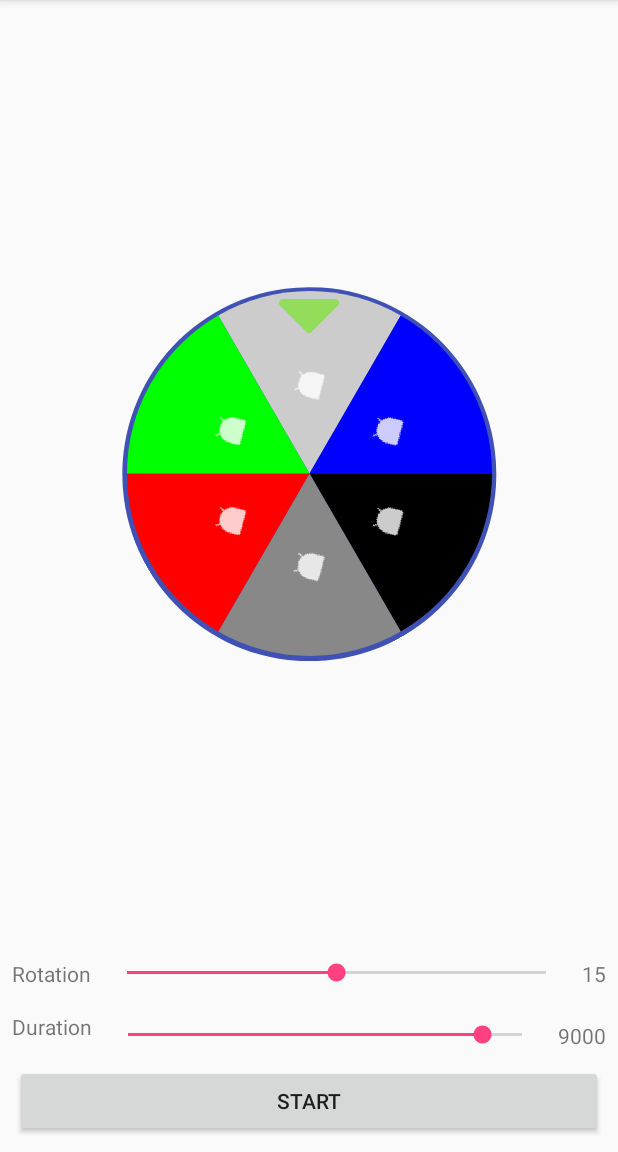
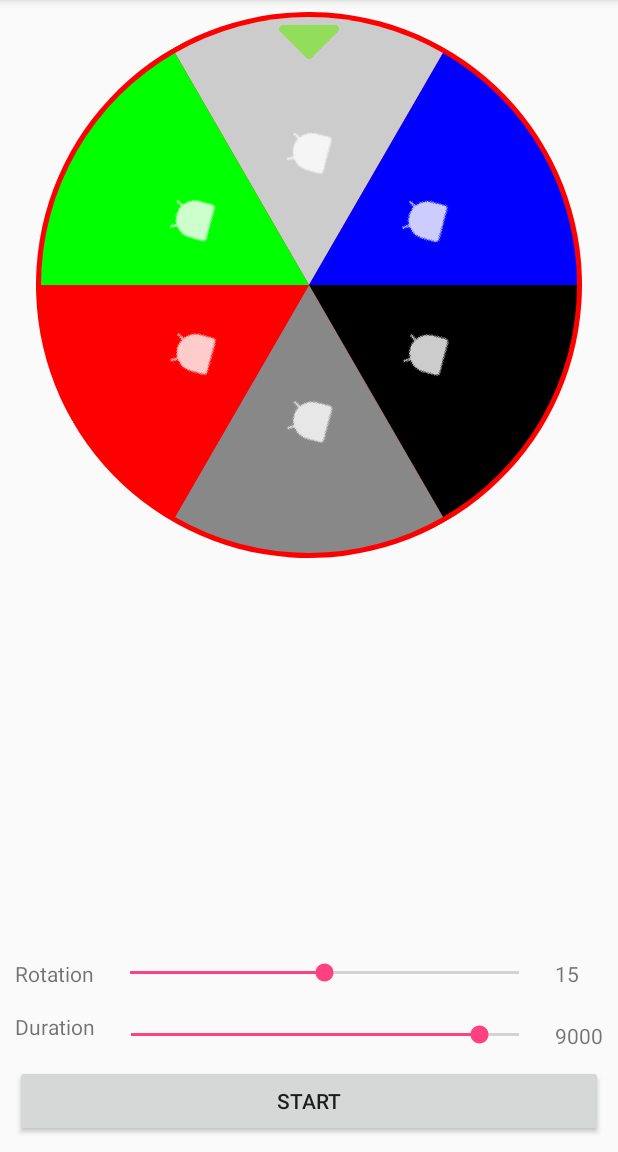
Before and after one commit to mmoamenn/LuckyWheel_Android, an Android app: the screen it shows after launch (MainActivity), on a phone screen of 412 x 824 dp, the part 84-1236 px from its top. Run offline under Robolectric (Android 15) with nearby library versions, the phone set to English and light mode, and no system bars.

Commit message:
Expose new rotation properties through API and attrs

```diff
--- a/app/src/main/java/com/bluehomestudio/luckywheeldemo/MainActivity.java
+++ b/app/src/main/java/com/bluehomestudio/luckywheeldemo/MainActivity.java
@@ -5,11 +5,9 @@ import android.graphics.Color;
 import android.os.Bundle;
 import android.support.v7.app.AppCompatActivity;
 import android.view.View;
-import android.widget.Button;
 import android.widget.SeekBar;
 import android.widget.TextView;
 import android.widget.Toast;
-
 import com.bluehomestudio.luckywheel.LuckyWheel;
 import com.bluehomestudio.luckywheel.OnLuckyWheelReachTheTarget;
 import com.bluehomestudio.luckywheel.WheelItem;
@@ -42,7 +40,7 @@ public class MainActivity extends AppCompatActivity {
 
         final LuckyWheel lw = (LuckyWheel) findViewById(R.id.lwv);
         lw.addWheelItems(wheelItems);
-
+        lw.setWheelBackgoundColor(Color.RED);
         lw.rotateWheelTo(1);
 
         lw.setLuckyWheelReachTheTarget(new OnLuckyWheelReachTheTarget() {
@@ -52,51 +50,46 @@ public class MainActivity extends AppCompatActivity {
             }
         });
 
-        Button start = (Button) findViewById(R.id.start);
-        start.setOnClickListener(new View.OnClickListener() {
+        TextView durationValue = (TextView) findViewById(R.id.durationValue);
+        final SeekBar durationBar = ((SeekBar) findViewById(R.id.duration_bar));
+        durationBar.setOnSeekBarChangeListener(new SynchTextView(durationValue));
+
+        TextView rotationValue = (TextView) findViewById(R.id.rotationValue);
+        final SeekBar rotationBar = ((SeekBar) findViewById(R.id.rotations_bar));
+        rotationBar.setOnSeekBarChangeListener(new SynchTextView(rotationValue));
+
+        findViewById(R.id.start).setOnClickListener(new View.OnClickListener() {
             @Override
             public void onClick(View v) {
+                lw.setRotationTime(durationBar.getProgress());
+                lw.setRotations(rotationBar.getProgress());
                 lw.rotateWheelTo(new Random().nextInt(wheelItems.size()));
             }
         });
+    }
 
-        final TextView durationValue = (TextView) findViewById(R.id.durationValue);
-        ((SeekBar) findViewById(R.id.duration_bar)).setOnSeekBarChangeListener(new SeekBar.OnSeekBarChangeListener() {
+    private static class SynchTextView implements SeekBar.OnSeekBarChangeListener {
+
+        private final TextView textView;
+
+        private SynchTextView(TextView textView) {
+            this.textView = textView;
+        }
+
         @Override
         public void onProgressChanged(SeekBar seekBar, int progress, boolean fromUser) {
-                durationValue.setText(String.valueOf(progress));
+            textView.setText(String.valueOf(seekBar.getProgress()));
         }
 
         @Override
         public void onStartTrackingTouch(SeekBar seekBar) {
-                // ignore
+            // do nothing
         }
 
         @Override
         public void onStopTrackingTouch(SeekBar seekBar) {
-                durationValue.setText(String.valueOf(seekBar.getProgress()));
-                lw.setRotationTime(seekBar.getProgress());
+            textView.setText(String.valueOf(seekBar.getProgress()));
         }
-        });
-
-        final TextView rotationValue = (TextView) findViewById(R.id.rotationValue);
-        ((SeekBar) findViewById(R.id.rotations_bar)).setOnSeekBarChangeListener(new SeekBar.OnSeekBarChangeListener() {
-            @Override
-            public void onProgressChanged(SeekBar seekBar, int progress, boolean fromUser) {
-                rotationValue.setText(String.valueOf(progress));
     }
 
-            @Override
-            public void onStartTrackingTouch(SeekBar seekBar) {
-                // ignore
 }
-
-            @Override
-            public void onStopTrackingTouch(SeekBar seekBar) {
-                rotationValue.setText(String.valueOf(seekBar.getProgress()));
-                lw.setRotations(seekBar.getProgress());
-            }
-        });
-
-    }
-}
--- a/app/src/main/res/layout/activity_main.xml
+++ b/app/src/main/res/layout/activity_main.xml
@@ -10,14 +10,24 @@
 
     <com.bluehomestudio.luckywheel.LuckyWheel
         android:id="@+id/lwv"
-        android:layout_width="250dp"
-        android:layout_height="250dp"
+        android:layout_width="0dp"
+        android:layout_height="0dp"
         android:layout_marginBottom="8dp"
+        android:layout_marginEnd="24dp"
+        android:layout_marginLeft="24dp"
+        android:layout_marginRight="24dp"
+        android:layout_marginStart="24dp"
+        android:layout_marginTop="8dp"
         LuckyWheel:background_color="@color/colorPrimary"
-        LuckyWheel:layout_constraintBottom_toTopOf="@+id/rotationLabel"
+        LuckyWheel:layout_constraintBottom_toTopOf="@+id/rotations_bar"
+        LuckyWheel:layout_constraintEnd_toEndOf="parent"
         LuckyWheel:layout_constraintLeft_toLeftOf="parent"
         LuckyWheel:layout_constraintRight_toRightOf="parent"
-        LuckyWheel:layout_constraintTop_toTopOf="parent" />
+        LuckyWheel:layout_constraintStart_toStartOf="parent"
+        LuckyWheel:layout_constraintTop_toTopOf="parent"
+        LuckyWheel:layout_constraintVertical_bias="0.0"
+        LuckyWheel:rotation_time="5000"
+        LuckyWheel:rotations="3" />
 
     <Button
         android:id="@+id/start"
@@ -49,22 +59,18 @@
         android:layout_width="wrap_content"
         android:layout_height="wrap_content"
         android:layout_marginBottom="16dp"
-        android:layout_marginLeft="8dp"
-        android:layout_marginStart="8dp"
         android:text="Rotation"
         LuckyWheel:layout_constraintBottom_toTopOf="@+id/durationLabel"
-        LuckyWheel:layout_constraintStart_toStartOf="parent" />
+        LuckyWheel:layout_constraintStart_toStartOf="@+id/durationLabel" />
 
     <TextView
         android:id="@+id/durationLabel"
         android:layout_width="wrap_content"
         android:layout_height="wrap_content"
         android:layout_marginBottom="16dp"
-        android:layout_marginLeft="8dp"
-        android:layout_marginStart="8dp"
         android:text="Duration"
         LuckyWheel:layout_constraintBottom_toTopOf="@+id/start"
-        LuckyWheel:layout_constraintStart_toStartOf="parent" />
+        LuckyWheel:layout_constraintStart_toStartOf="@+id/start" />
 
     <SeekBar
         android:id="@+id/duration_bar"
@@ -86,23 +92,19 @@
 
     <TextView
         android:id="@+id/rotationValue"
-        android:layout_width="wrap_content"
+        android:layout_width="0dp"
         android:layout_height="wrap_content"
-        android:layout_marginEnd="8dp"
-        android:layout_marginRight="8dp"
         android:text="15"
-        LuckyWheel:layout_constraintEnd_toEndOf="parent"
+        LuckyWheel:layout_constraintEnd_toEndOf="@+id/durationValue"
+        LuckyWheel:layout_constraintStart_toStartOf="@+id/durationValue"
         LuckyWheel:layout_constraintTop_toTopOf="@+id/rotationLabel" />
 
     <TextView
         android:id="@+id/durationValue"
         android:layout_width="wrap_content"
         android:layout_height="wrap_content"
-        android:layout_marginBottom="-10dp"
-        android:layout_marginEnd="8dp"
-        android:layout_marginRight="8dp"
         android:text="9000"
-        LuckyWheel:layout_constraintEnd_toEndOf="parent"
+        LuckyWheel:layout_constraintEnd_toEndOf="@+id/start"
         LuckyWheel:layout_constraintTop_toTopOf="@+id/duration_bar" />
 
 </android.support.constraint.ConstraintLayout>
--- a/luckywheel/src/main/java/com/bluehomestudio/luckywheel/LuckyWheel.java
+++ b/luckywheel/src/main/java/com/bluehomestudio/luckywheel/LuckyWheel.java
@@ -17,6 +17,7 @@ import java.util.List;
  */
 
 public class LuckyWheel extends FrameLayout {
+
     private WheelView wheelView;
     private ImageView arrow;
 
@@ -50,11 +51,15 @@ public class LuckyWheel extends FrameLayout {
     public void applyAttribute(AttributeSet attrs) {
         TypedArray typedArray = getContext().obtainStyledAttributes(attrs, R.styleable.LuckyWheel, 0, 0);
         try {
-            int backgroudnColor = typedArray.getColor(R.styleable.LuckyWheel_background_color, Color.GREEN);
+            int backgroundColor = typedArray.getColor(R.styleable.LuckyWheel_background_color, Color.GREEN);
             int arrowImage = typedArray.getResourceId(R.styleable.LuckyWheel_arrow_image, R.drawable.arrow);
+            int rotationTime = typedArray.getResourceId(R.styleable.LuckyWheel_rotation_time, WheelView.DEFAULT_ROTATION_TIME);
+            int rotations = typedArray.getResourceId(R.styleable.LuckyWheel_rotations, WheelView.DEFAULT_ROTATIONS);
 
-            wheelView.setWheelBackgoundWheel(backgroudnColor);
+            wheelView.setWheelBackgroundWheel(backgroundColor);
             arrow.setImageResource(arrowImage);
+            wheelView.setRotationTime(rotationTime);
+            wheelView.setRotations(rotations);
 
         } catch (Exception e) {
             e.printStackTrace();
@@ -81,34 +86,57 @@ public class LuckyWheel extends FrameLayout {
     }
 
     /**
-     * Time that the rotation will take until completes
-     * @return
+     * Function to retrieve wheel background color
+     * @return wheel background color
+     */
+    public int getWheelBackgroundColor() {
+        return wheelView.getWheelBackgroundColor();
+    }
+
+    /**
+     * Function to set wheel background
+     *
+     * @param wheelBackground Wheel background color
+     */
+    public void setWheelBackgoundColor(int wheelBackground) {
+        wheelView.setWheelBackgroundWheel(wheelBackground);
+    }
+
+    /**
+     * Function to set the arrow image
+     * @param resId id of the arrow resource
+     */
+    public void setArrowResource(int resId) {
+        arrow.setImageResource(resId);
+    }
+
+    /**
+     * Function to retrieve the time the spinning will take until completes
+     * @return time in ms
      */
     public int getRotationTime() {
         return wheelView.getRotationTime();
     }
 
     /**
-     * How long would the spinning take
-     * Default is 9000ms
-     * @param rotationTimeInMs
+     * Function to set how long the spinning will take
+     * @param rotationTime time of rotation in ms
      */
-    public void setRotationTime(int rotationTimeInMs) {
-        wheelView.setRotationTime(rotationTimeInMs);
+    public void setRotationTime(int rotationTime) {
+        wheelView.setRotationTime(rotationTime);
     }
 
     /**
-     * Return number of rotations that will animate
-     * @return
+     * Function to retrieve the number of rotations that will do on each animation
+     * @return number of rotations
      */
     public int getRotations() {
         return wheelView.getRotations();
     }
 
     /**
-     * Determines how many rotations would the wheel do.
-     * Default is 15
-     * @param rotations
+     * Function to set the number of rotations that the wheel will do on each animation
+     * @param rotations number of rotations
      */
     public void setRotations(int rotations) {
         wheelView.setRotations(rotations);
--- a/luckywheel/src/main/java/com/bluehomestudio/luckywheel/WheelView.java
+++ b/luckywheel/src/main/java/com/bluehomestudio/luckywheel/WheelView.java
@@ -20,9 +20,10 @@ import java.util.List;
  */
 
 public class WheelView extends View {
-    private final int DEFAULT_PADDING = 5,
-            DEFAULT_ROTATION_TIME = 9000,
-            DEFAULT_ROTATIONS = 15;
+    public static final int DEFAULT_ROTATION_TIME = 9000,
+                     DEFAULT_ROTATIONS = 15;
+
+    private static final int DEFAULT_PADDING = 5;
 
     private RectF range = new RectF();
     private Paint archPaint;
@@ -59,11 +60,19 @@ public class WheelView extends View {
     }
 
     /**
+     * Function to retrieve wheel background color
+     * @return color of the wheel background
+     */
+    public int getWheelBackgroundColor() {
+        return mWheelBackground;
+    }
+
+    /**
      * Function to set wheel background
      *
      * @param wheelBackground Wheel background color
      */
-    public void setWheelBackgoundWheel(int wheelBackground) {
+    public void setWheelBackgroundWheel(int wheelBackground) {
         mWheelBackground = wheelBackground;
         invalidate();
     }
@@ -220,7 +229,6 @@ public class WheelView extends View {
         radius = width - padding * 2;
         center = width / 2;
         setMeasuredDimension(width, width);
-
     }
 
     public int getRotations() {
--- a/luckywheel/src/main/res/values/attrs.xml
+++ b/luckywheel/src/main/res/values/attrs.xml
@@ -5,6 +5,8 @@
 
         <attr name="background_color" format="color"/>
         <attr name="arrow_image" format="reference"/>
+        <attr name="rotation_time" format="integer"/>
+        <attr name="rotations" format="integer"/>
 
     </declare-styleable>
 
```
Lines whose indentation alone changed are shown as unchanged.
